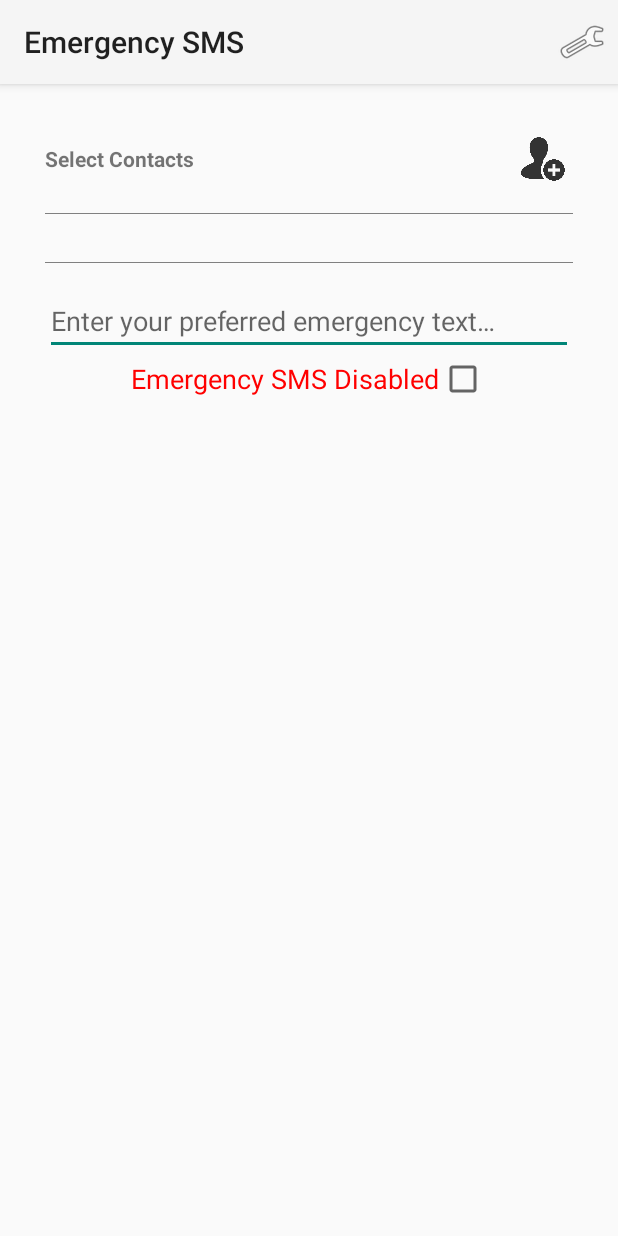
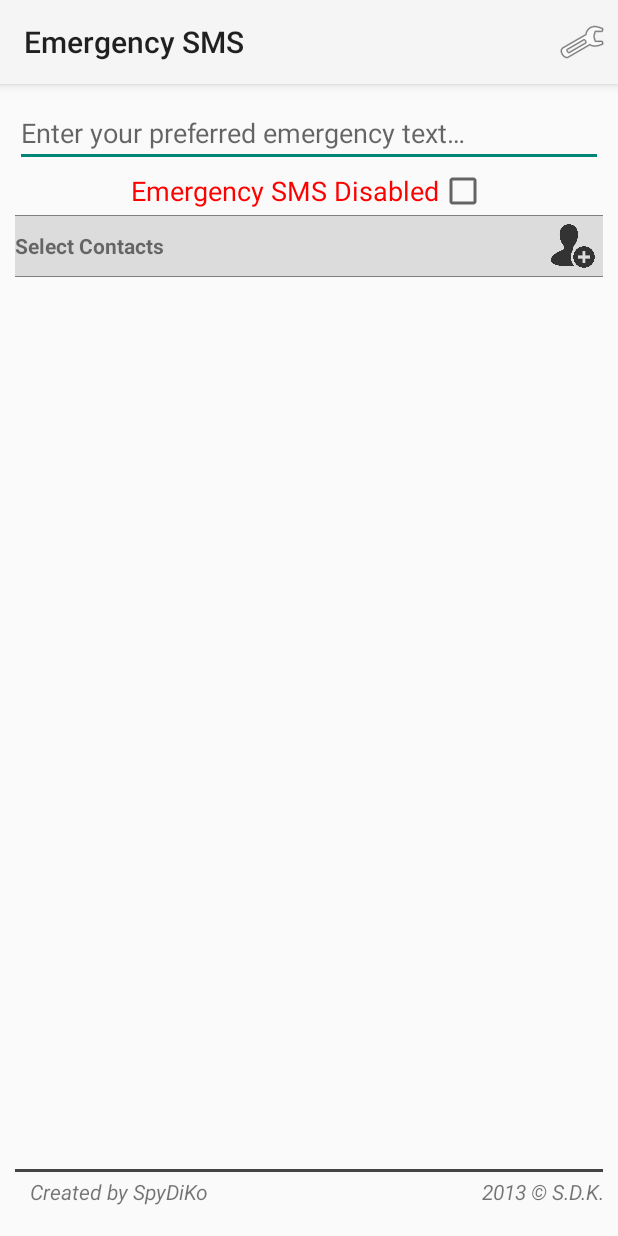
Before and after one commit to PuR3v1L/EmergencySMS, an Android app: the screen it shows after launch (MainActivity), on a phone screen of 412 x 824 dp. Run offline under Robolectric (Android 15) with nearby library versions, the phone set to English and light mode, and no system bars.

Commit message:
Version Code 5 - Version Name 2.0.b0111213 ---------------------CHANGELOG----------------- + Fixed layout issues + Added link to play store when clicking banner

```diff
--- a/InstantSMSEmergency/src/main/AndroidManifest.xml
+++ b/InstantSMSEmergency/src/main/AndroidManifest.xml
@@ -22,9 +22,8 @@
         android:screenOrientation="portrait">
         <activity
             android:name="com.spydiko.instantsmsemergency.MainActivity"
-
             android:configChanges="orientation|keyboardHidden"
-            android:windowSoftInputMode="stateHidden"
+            android:windowSoftInputMode="stateHidden|adjustPan"
             android:label="@string/app_name" >
             <intent-filter>
                 <action android:name="android.intent.action.MAIN" />
--- a/InstantSMSEmergency/src/main/java/com/spydiko/instantsmsemergency/InstantSMSemergensy.java
+++ b/InstantSMSEmergency/src/main/java/com/spydiko/instantsmsemergency/InstantSMSemergensy.java
@@ -95,7 +95,7 @@ public class InstantSMSemergensy extends Application {
 				}
 			}
 		}
-		Log.d(TAG,phoneNumber);
+		if (debugging)Log.d(TAG,phoneNumber);
 		editor.putString("phoneNumber", phoneNumber);
 		editor.putString("textToBeSent", textToBeSent);
 		editor.putBoolean("serviceRunning", serviceRunning);
@@ -124,7 +124,7 @@ public class InstantSMSemergensy extends Application {
 		if (isGetLocation()) {
 			getBestCurrentLocation();
 			if (currentBestLocation != null) {
-				Log.d(TAG,"Difference:" +(System.currentTimeMillis() - currentBestLocation.getTime()));
+				if (debugging) Log.d(TAG,"Difference:" +(System.currentTimeMillis() - currentBestLocation.getTime()));
 				if (System.currentTimeMillis() - currentBestLocation.getTime() < TWO_MINUTES) {
 					String http = "http://maps.google.com/?q=" + String.valueOf(currentBestLocation.getLatitude()) + "," + String.valueOf(currentBestLocation.getLongitude() + " ");
 					message = http.concat(message);
--- a/InstantSMSEmergency/src/main/java/com/spydiko/instantsmsemergency/MyService.java
+++ b/InstantSMSEmergency/src/main/java/com/spydiko/instantsmsemergency/MyService.java
@@ -74,7 +74,7 @@ public class MyService extends Service {
 	@Override
 	public int onStartCommand(Intent intent, int flags, int startId) {
 		if (getLocation != instantSMSemergensy.isGetLocation()) {
-			Log.d(TAG, "Get Location Changed!");
+			if (InstantSMSemergensy.debugging) Log.d(TAG, "Get Location Changed!");
 			if (instantSMSemergensy.isGetLocation()) {
 				instantSMSemergensy.localizeClient();
 			} else {
@@ -83,7 +83,7 @@ public class MyService extends Service {
 			getLocation = instantSMSemergensy.isGetLocation();
 		}
 		if (isNotification != instantSMSemergensy.isNotification()){
-			Log.d(TAG, "Notification Changed");
+			if (InstantSMSemergensy.debugging) Log.d(TAG, "Notification Changed");
 			if (instantSMSemergensy.isNotification()) {
 				createAndStartNotification();
 			} else {
--- a/InstantSMSEmergency/src/main/java/com/spydiko/instantsmsemergency/RemoteControlReceiver.java
+++ b/InstantSMSEmergency/src/main/java/com/spydiko/instantsmsemergency/RemoteControlReceiver.java
@@ -24,7 +24,7 @@ public class RemoteControlReceiver extends BroadcastReceiver {
 
 		if (InstantSMSemergensy.debugging) Log.d("onReceive", "Power button is pressed. Sent Sms is " + sentSMS);
 		int threshold = instantSMSemergensy.loadCounterClicks()/2;
-		Log.d(TAG,"threshold: "+threshold);
+		if (InstantSMSemergensy.debugging) Log.d(TAG,"threshold: "+threshold);
 		if (intent.getAction().equals(Intent.ACTION_SCREEN_OFF)) {
 			countPowerOff++;
 		} else if (intent.getAction().equals(Intent.ACTION_SCREEN_ON)) {
--- /dev/null
+++ b/InstantSMSEmergency/src/main/res/drawable/back_createdby.xml
@@ -0,0 +1,15 @@
+<?xml version="1.0" encoding="utf-8"?>
+<layer-list xmlns:android="http://schemas.android.com/apk/res/android">
+    <item
+        android:left="-4dp"
+        android:right="-4dp"
+        android:top="0dp"
+        android:bottom="-4dp">
+        <shape android:shape="rectangle">
+            <stroke
+                android:width="2dp"
+                android:color="#ff444444"/>
+            <solid android:color="#00ffffff"/>
+        </shape>
+    </item>
+</layer-list>
--- a/InstantSMSEmergency/src/main/res/layout/activity_main.xml
+++ b/InstantSMSEmergency/src/main/res/layout/activity_main.xml
@@ -1,54 +1,11 @@
-<LinearLayout xmlns:android="http://schemas.android.com/apk/res/android"
-              xmlns:tools="http://schemas.android.com/tools"
-              android:layout_width="match_parent"
-              android:layout_height="match_parent"
-              android:padding="30dp"
-              android:orientation="vertical"
-              tools:context=".MainActivity">
+<RelativeLayout xmlns:android="http://schemas.android.com/apk/res/android"
+                xmlns:tools="http://schemas.android.com/tools"
+                android:layout_width="match_parent"
+                android:layout_height="match_parent"
+                android:padding="10dp"
+                android:orientation="vertical"
+                tools:context=".MainActivity">
 
-<RelativeLayout
-    android:layout_width="fill_parent"
-    android:layout_height="wrap_content">
-    <TextView
-        android:id="@+id/list_header"
-        android:layout_centerVertical="true"
-        android:layout_alignParentLeft="true"
-        android:layout_width="wrap_content"
-        android:layout_height="wrap_content"
-        android:text="@string/select_contact_phone_number_and_type"
-        android:textStyle="bold"/>
-    <ImageView
-        android:id="@+id/add_contact"
-        android:layout_centerVertical="true"
-        android:layout_alignParentRight="true"
-        android:layout_width="40dp"
-        android:layout_height="40dp"
-        android:padding="5dp"
-        android:src="@drawable/add_user"/>
-
-    </RelativeLayout>
-    <View
-        android:layout_width="fill_parent"
-        android:layout_height="1px"
-        android:background="@color/Gray"
-        android:layout_marginTop="@dimen/activity_vertical_margin"
-        android:layout_marginBottom="@dimen/activity_vertical_margin"/>
-    <ListView
-        android:id="@+id/list_contacts"
-        android:layout_width="fill_parent"
-        android:layout_height="wrap_content"
-        android:fadingEdge="vertical"
-        android:requiresFadingEdge="vertical"
-        android:fadingEdgeLength="5dp"
-        android:scrollbars="vertical"
-        android:listSelector="@android:color/transparent"
-        android:background="@android:color/transparent"/>
-    <View
-        android:layout_width="fill_parent"
-        android:layout_height="1px"
-        android:background="@color/Gray"
-        android:layout_marginTop="@dimen/activity_vertical_margin"
-        android:layout_marginBottom="@dimen/activity_vertical_margin"/>
 
     <EditText
         android:layout_width="fill_parent"
@@ -59,16 +16,49 @@
         android:inputType="textMultiLine"
         android:hint="@string/sms_text_hint"/>
 
-    <!--<Button-->
-        <!--android:layout_width="wrap_content"-->
-        <!--android:layout_height="wrap_content"-->
-        <!--android:text="@string/button_save"-->
-        <!--android:id="@+id/buttonSave"-->
-        <!--android:layout_gravity="center_horizontal"/>-->
+    <LinearLayout
+        android:id="@+id/spydiko"
+        android:layout_width="fill_parent"
+        android:layout_height="wrap_content"
+        android:orientation="horizontal"
+        android:layout_alignParentBottom="true"
+        android:paddingBottom="10dp"
+        android:paddingTop="5dp"
+        android:visibility="visible"
+        android:background="@drawable/back_createdby"
+        android:weightSum="2">
+
+        <TextView
+            android:layout_width="fill_parent"
+            android:layout_height="wrap_content"
+            android:textAppearance="?android:attr/textAppearanceSmall"
+            android:textStyle="italic"
+            android:paddingLeft="10dp"
+            android:text="@string/createdby"
+            android:layout_gravity="center_vertical"
+            android:layout_weight="1"
+            android:id="@+id/textView"/>
+
+        <TextView
+            android:layout_width="fill_parent"
+            android:layout_height="wrap_content"
+            android:textAppearance="?android:attr/textAppearanceSmall"
+            android:textStyle="italic"
+            android:paddingLeft="10dp"
+            android:gravity="right"
+            android:text="@string/copyright"
+            android:layout_gravity="center_vertical"
+            android:layout_weight="1"
+            android:id="@+id/textView"/>
+
+
+    </LinearLayout>
 
     <RelativeLayout
         android:layout_height="wrap_content"
-        android:layout_gravity="center_horizontal"
+        android:layout_centerHorizontal="true"
+        android:id="@+id/layout_for_enabling"
+        android:layout_below="@id/textToBeSent"
         android:layout_width="wrap_content">
 
         <TextView
@@ -89,4 +79,68 @@
             android:layout_gravity="right"/>
     </RelativeLayout>
 
-</LinearLayout>
+    <View
+        android:layout_width="fill_parent"
+        android:layout_height="1px"
+        android:id="@+id/border_view_first"
+        android:background="@color/Gray"
+        android:layout_below="@id/layout_for_enabling"/>
+
+    <RelativeLayout
+        android:layout_width="fill_parent"
+        android:layout_below="@id/border_view_first"
+        android:layout_margin="0dp"
+        android:id="@+id/layout_for_adding_contact"
+        android:background="#33666666"
+        android:layout_height="wrap_content">
+
+        <TextView
+            android:id="@+id/list_header"
+            android:layout_centerVertical="true"
+            android:layout_alignParentLeft="true"
+            android:layout_width="wrap_content"
+            android:layout_height="wrap_content"
+            android:text="@string/select_contact_phone_number_and_type"
+            android:textStyle="bold"/>
+
+        <ImageView
+            android:id="@+id/add_contact"
+            android:layout_centerVertical="true"
+            android:layout_alignParentRight="true"
+            android:layout_width="40dp"
+            android:layout_height="40dp"
+            android:padding="5dp"
+            android:src="@drawable/add_user"/>
+    </RelativeLayout>
+
+
+
+    <View
+        android:layout_width="fill_parent"
+        android:id="@+id/border_view_second"
+        android:layout_height="1px"
+        android:background="@color/Gray"
+        android:layout_below="@id/layout_for_adding_contact"/>
+
+    <ListView
+        android:id="@+id/list_contacts"
+        android:layout_width="fill_parent"
+        android:layout_height="wrap_content"
+        android:fadingEdge="vertical"
+        android:layout_below="@id/border_view_second"
+        android:layout_above="@id/spydiko"
+        android:requiresFadingEdge="vertical"
+        android:fadingEdgeLength="5dp"
+        android:scrollbars="vertical"
+        android:listSelector="@android:color/transparent"/>
+
+
+    <!--<Button-->
+    <!--android:layout_width="wrap_content"-->
+    <!--android:layout_height="wrap_content"-->
+    <!--android:text="@string/button_save"-->
+    <!--android:id="@+id/buttonSave"-->
+    <!--android:layout_gravity="center_horizontal"/>-->
+
+
+</RelativeLayout>
--- a/InstantSMSEmergency/src/main/res/values/strings.xml
+++ b/InstantSMSEmergency/src/main/res/values/strings.xml
@@ -33,6 +33,12 @@
     <string name="localization_prefs">Localization</string>
     <string name="times">times</string>
     <string name="screen_off_counter_sum">The number of clicks to trigger the service.</string>
+    <string name="createdby">Created by SpyDiKo</string>
+    <string name="playStore">Play Store</string>
+    <string name="cancel">Cancel</string>
+    <string name="spydiko">Spydiko</string>
+    <string name="other_apps">View all of our apps!</string>
+    <string name="copyright">2013 \u00a9 S.D.K.</string>
 
 
 </resources>
```
Also changed, not shown: InstantSMSEmergency/src/main/java/com/spydiko/instantsmsemergency/MainActivity.java (+54 -4 lines), InstantSMSEmergency/src/main/res/drawable-hdpi/icon.png (added), InstantSMSEmergency/src/main/res/drawable-mdpi/icon.png (added), InstantSMSEmergency/src/main/res/drawable-xhdpi/icon.png (added), InstantSMSEmergency/src/main/res/drawable-xxhdpi/icon.png (added).
